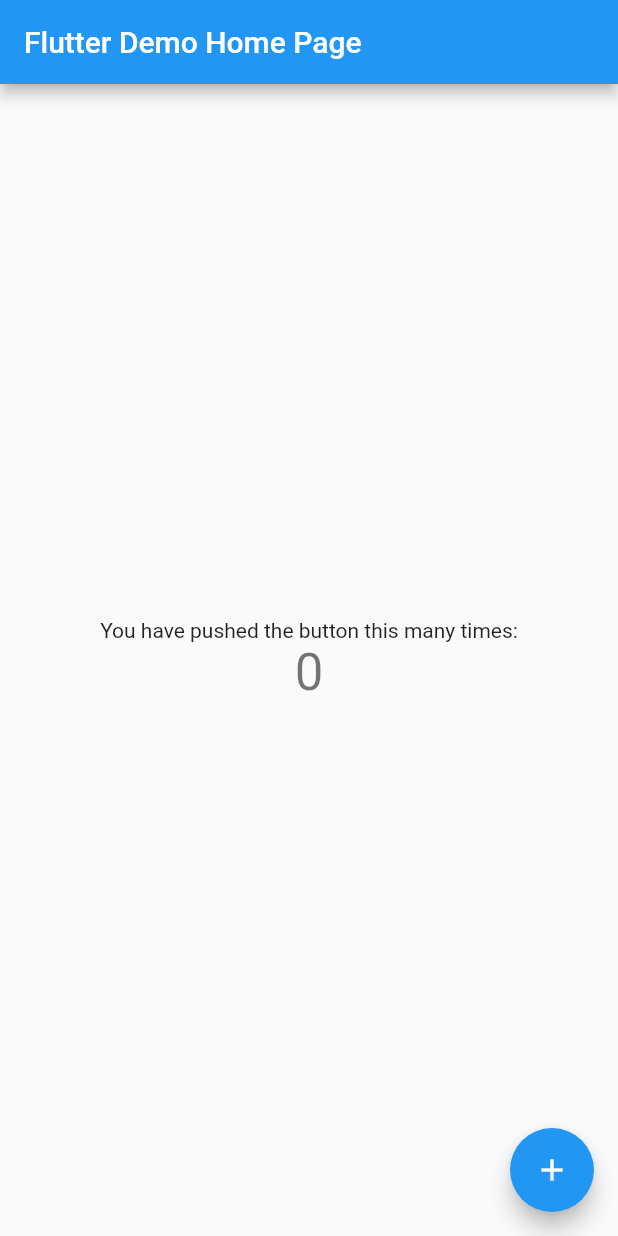
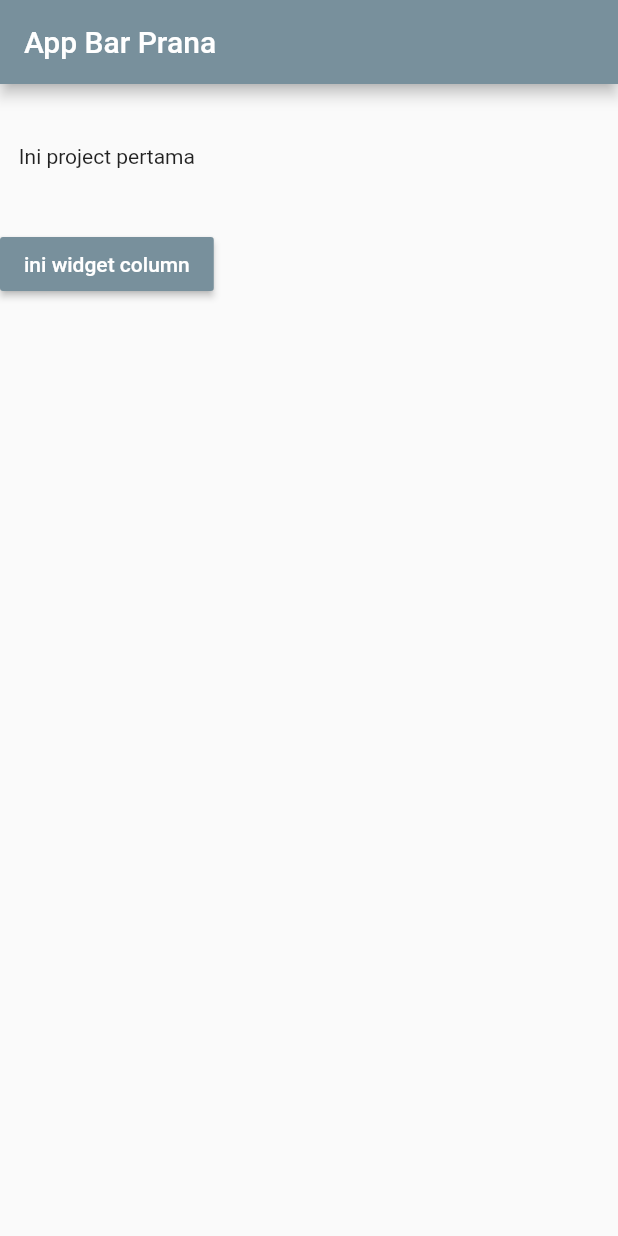
Before and after one commit to PranaTobing/mentoring-flutter, a Flutter app: the screen it shows after launch, on a phone screen of 412 x 824 dp. Run offline on Flutter 3.47's test engine with Material 2 defaults, Android fonts, the phone set to English and light mode, and no system bars.

Commit message:
tes commit

```diff
--- a/pranatobing_flutter_app/lib/main.dart
+++ b/pranatobing_flutter_app/lib/main.dart
@@ -22,92 +22,33 @@ class MyApp extends StatelessWidget {
         // is not restarted.
         primarySwatch: Colors.blue,
       ),
-      home: MyHomePage(title: 'Flutter Demo Home Page'),
+      home: Page1(), debugShowCheckedModeBanner: false,
     );
   }
 }
 
-class MyHomePage extends StatefulWidget {
-  MyHomePage({Key key, this.title}) : super(key: key);
-
-  // This widget is the home page of your application. It is stateful, meaning
-  // that it has a State object (defined below) that contains fields that affect
-  // how it looks.
-
-  // This class is the configuration for the state. It holds the values (in this
-  // case the title) provided by the parent (in this case the App widget) and
-  // used by the build method of the State. Fields in a Widget subclass are
-  // always marked "final".
-
-  final String title;
-
-  @override
-  _MyHomePageState createState() => _MyHomePageState();
-}
-
-class _MyHomePageState extends State<MyHomePage> {
-  int _counter = 0;
-
-  void _incrementCounter() {
-    setState(() {
-      // This call to setState tells the Flutter framework that something has
-      // changed in this State, which causes it to rerun the build method below
-      // so that the display can reflect the updated values. If we changed
-      // _counter without calling setState(), then the build method would not be
-      // called again, and so nothing would appear to happen.
-      _counter++;
-    });
-  }
-
+class Page1 extends StatelessWidget {
   @override
   Widget build(BuildContext context) {
-    // This method is rerun every time setState is called, for instance as done
-    // by the _incrementCounter method above.
-    //
-    // The Flutter framework has been optimized to make rerunning build methods
-    // fast, so that you can just rebuild anything that needs updating rather
-    // than having to individually change instances of widgets.
     return Scaffold(
       appBar: AppBar(
-        // Here we take the value from the MyHomePage object that was created by
-        // the App.build method, and use it to set our appbar title.
-        title: Text(widget.title),
+        title: Text("App Bar Prana"),
+        backgroundColor: Colors.blueGrey[400],
       ),
-      body: Center(
-        // Center is a layout widget. It takes a single child and positions it
-        // in the middle of the parent.
-        child: Column(
-          // Column is also a layout widget. It takes a list of children and
-          // arranges them vertically. By default, it sizes itself to fit its
-          // children horizontally, and tries to be as tall as its parent.
-          //
-          // Invoke "debug painting" (press "p" in the console, choose the
-          // "Toggle Debug Paint" action from the Flutter Inspector in Android
-          // Studio, or the "Toggle Debug Paint" command in Visual Studio Code)
-          // to see the wireframe for each widget.
-          //
-          // Column has various properties to control how it sizes itself and
-          // how it positions its children. Here we use mainAxisAlignment to
-          // center the children vertically; the main axis here is the vertical
-          // axis because Columns are vertical (the cross axis would be
-          // horizontal).
-          mainAxisAlignment: MainAxisAlignment.center,
-          children: <Widget>[
-            Text(
-              'You have pushed the button this many times:',
-            ),
-            Text(
-              '$_counter',
-              style: Theme.of(context).textTheme.headline4,
-            ),
-          ],
-        ),
+      body: Column(
+        children: <Widget>[
+          SizedBox(height: 40,),
+          Text("Ini project pertama"),
+          SizedBox(height: 40,),
+          MaterialButton(
+            onPressed: (){
+
+            },
+            child: Text("ini widget column", style: TextStyle(color: Colors.white),),
+            color: Colors.blueGrey[400],
+          )
+        ],
       ),
-      floatingActionButton: FloatingActionButton(
-        onPressed: _incrementCounter,
-        tooltip: 'Increment',
-        child: Icon(Icons.add),
-      ), // This trailing comma makes auto-formatting nicer for build methods.
     );
   }
 }
```
